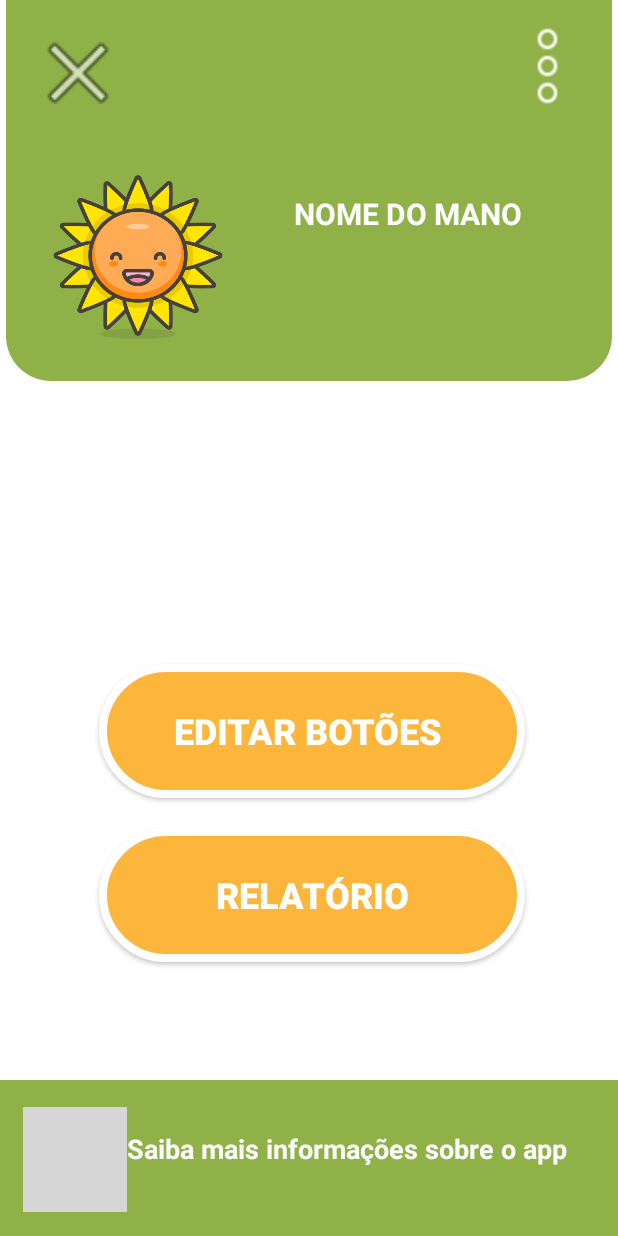
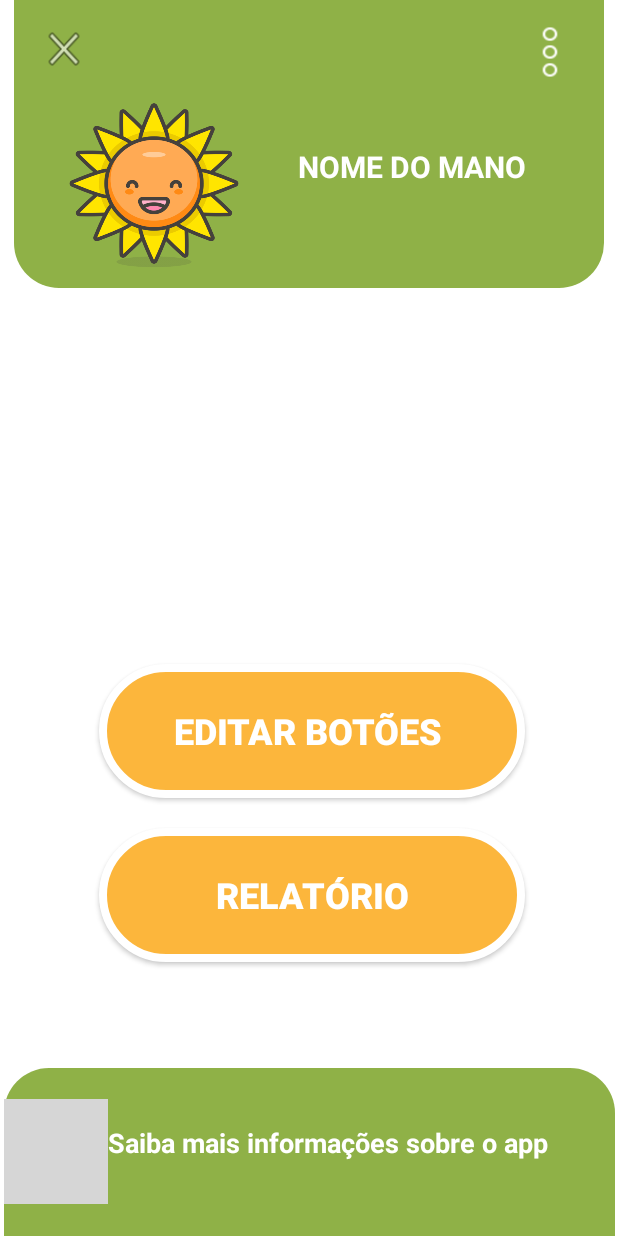
Before and after one commit to alanabanana/Babbler2, an Android app: the layout activity_perfil_pai.xml on its own in the app's theme, with its tools: preview values and no code run, on a phone screen of 412 x 824 dp. Run offline under Robolectric (Android 15) with nearby library versions, the phone set to English and light mode, and no system bars; network calls fail; grey boxes are pictures that could not be loaded.

Commit message:
arrumar tela de informacao

```diff
--- a/app/src/main/java/com/example/ifpr/tccdaalana/PerfilPaiActivity.java
+++ b/app/src/main/java/com/example/ifpr/tccdaalana/PerfilPaiActivity.java
@@ -46,5 +46,9 @@ public class PerfilPaiActivity extends Activity {
         Intent intent = new Intent(this, RelatorioActivity.class);
         startActivity(intent);
     }
+    public void redirecionarParaInformacao (View view){
+        Intent intent =  new Intent(this, InformacaoActivity.class);
+        startActivity(intent);
+    }
 
 }
--- a/app/src/main/res/layout/activity_perfil_pai.xml
+++ b/app/src/main/res/layout/activity_perfil_pai.xml
@@ -8,8 +8,8 @@
     >
 
     <android.support.constraint.ConstraintLayout
-        android:layout_width="404dp"
-        android:layout_height="254dp"
+        android:layout_width="393dp"
+        android:layout_height="192dp"
         android:background="@drawable/quadrado_verde"
         app:layout_constraintEnd_toEndOf="parent"
         app:layout_constraintStart_toStartOf="parent"
@@ -17,8 +17,8 @@
 
         <ImageButton
             android:id="@+id/sairButton"
-            android:layout_width="65dp"
-            android:layout_height="65dp"
+            android:layout_width="33dp"
+            android:layout_height="36dp"
             android:layout_marginTop="8dp"
             android:layout_marginEnd="8dp"
             android:background="@android:drawable/ic_menu_close_clear_cancel"
@@ -31,8 +31,8 @@
             app:layout_constraintVertical_bias="0.045" />
 
         <ImageButton
-            android:layout_width="54dp"
-            android:layout_height="56dp"
+            android:layout_width="40dp"
+            android:layout_height="37dp"
             android:layout_marginTop="16dp"
             android:layout_marginEnd="16dp"
             android:background="@drawable/menubolinha"
@@ -53,10 +53,10 @@
 
         <TextView
             android:id="@+id/textViewNomeDep"
-            android:layout_width="240dp"
-            android:layout_height="55dp"
+            android:layout_width="224dp"
+            android:layout_height="57dp"
             android:layout_marginEnd="16dp"
-            android:layout_marginBottom="84dp"
+            android:layout_marginBottom="52dp"
             android:gravity="center"
             android:text="NOME DO MANO"
             android:textColor="#fff"
@@ -110,8 +110,8 @@
         app:layout_constraintStart_toStartOf="parent" />
 
     <android.support.constraint.ConstraintLayout
-        android:layout_width="479dp"
-        android:layout_height="104dp"
+        android:layout_width="407dp"
+        android:layout_height="112dp"
         android:background="@drawable/quadrado_verde_baixo"
         app:layout_constraintBottom_toBottomOf="parent"
         app:layout_constraintEnd_toEndOf="parent"
@@ -121,16 +121,15 @@
             android:id="@+id/imageButton2"
             android:layout_width="69dp"
             android:layout_height="70dp"
-            android:layout_marginStart="48dp"
             android:layout_marginBottom="16dp"
+            android:background="@drawable/informacao"
+            android:onClick="redirecionarParaInformacao"
             app:layout_constraintBottom_toBottomOf="parent"
             app:layout_constraintEnd_toEndOf="parent"
-            android:background="@drawable/informacao"
             app:layout_constraintHorizontal_bias="0.0"
             app:layout_constraintStart_toStartOf="parent"
             app:layout_constraintTop_toTopOf="parent"
-            app:layout_constraintVertical_bias="1.0"
-         />
+            app:layout_constraintVertical_bias="0.807" />
 
         <TextView
             android:layout_width="299dp"
```
Also changed, not shown: app/src/main/AndroidManifest.xml (+9 -5 lines), app/src/main/res/layout/activity_login.xml (+6 -6 lines), app/src/main/res/drawable/borda_redonda.xml (line endings or trailing spaces), app/src/main/res/drawable/botao.xml (line endings or trailing spaces), app/src/main/res/drawable/button_relatorio.xml (line endings or trailing spaces), app/src/main/res/drawable/ic_arrow_forward_white.xml (line endings or trailing spaces), app/src/main/res/drawable/ic_launcher_background.xml (line endings or trailing spaces), app/src/main/res/drawable/meio.xml (line endings or trailing spaces), app/src/main/res/drawable/quadrado_verde.xml (line endings or trailing spaces), app/src/main/res/drawable/quadrado_verde_baixo.xml (line endings or trailing spaces).
